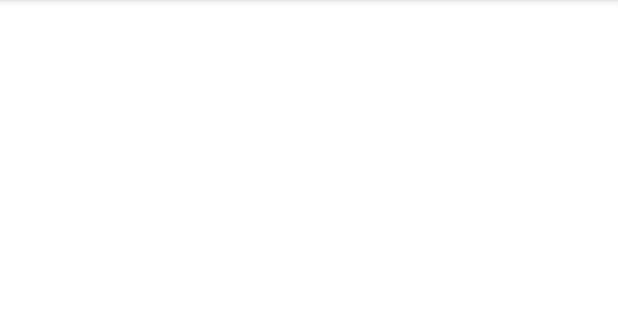
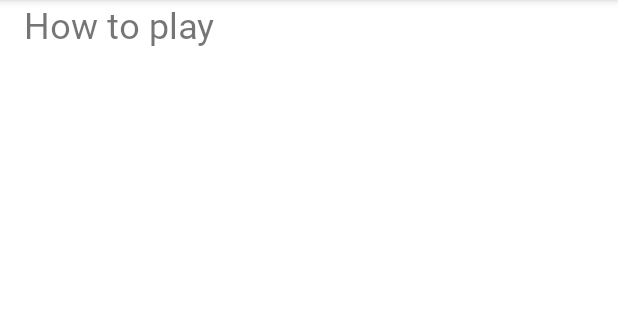
Before and after one commit to ikayz/colour-my-views, an Android app: the screen it shows after launch (MainActivity), on a phone screen of 412 x 824 dp, the part 84-404 px from its top. Run offline under Robolectric (Android 15) with nearby library versions, the phone set to English and light mode, and no system bars.

Commit message:
Add label text

```diff
--- a/app/src/main/res/layout/activity_main.xml
+++ b/app/src/main/res/layout/activity_main.xml
@@ -71,4 +71,15 @@
         app:layout_constraintStart_toEndOf="@+id/box_two"
         app:layout_constraintTop_toBottomOf="@+id/box_four" />
 
+    <TextView
+        android:id="@+id/label_text"
+        android:layout_width="0dp"
+        android:layout_height="wrap_content"
+        android:layout_marginStart="16dp"
+        android:fontFamily="@font/roboto"
+        android:text="@string/how_to_play"
+        android:textSize="24sp"
+        app:layout_constraintStart_toStartOf="parent"
+        tools:layout_editor_absoluteY="350dp" />
+
 </androidx.constraintlayout.widget.ConstraintLayout>
--- a/app/src/main/res/values/strings.xml
+++ b/app/src/main/res/values/strings.xml
@@ -5,4 +5,5 @@
     <string name="box_three">Box Three</string>
     <string name="box_four">Box Four</string>
     <string name="box_five">Box Five</string>
+    <string name="how_to_play">How to play</string>
 </resources>
```
